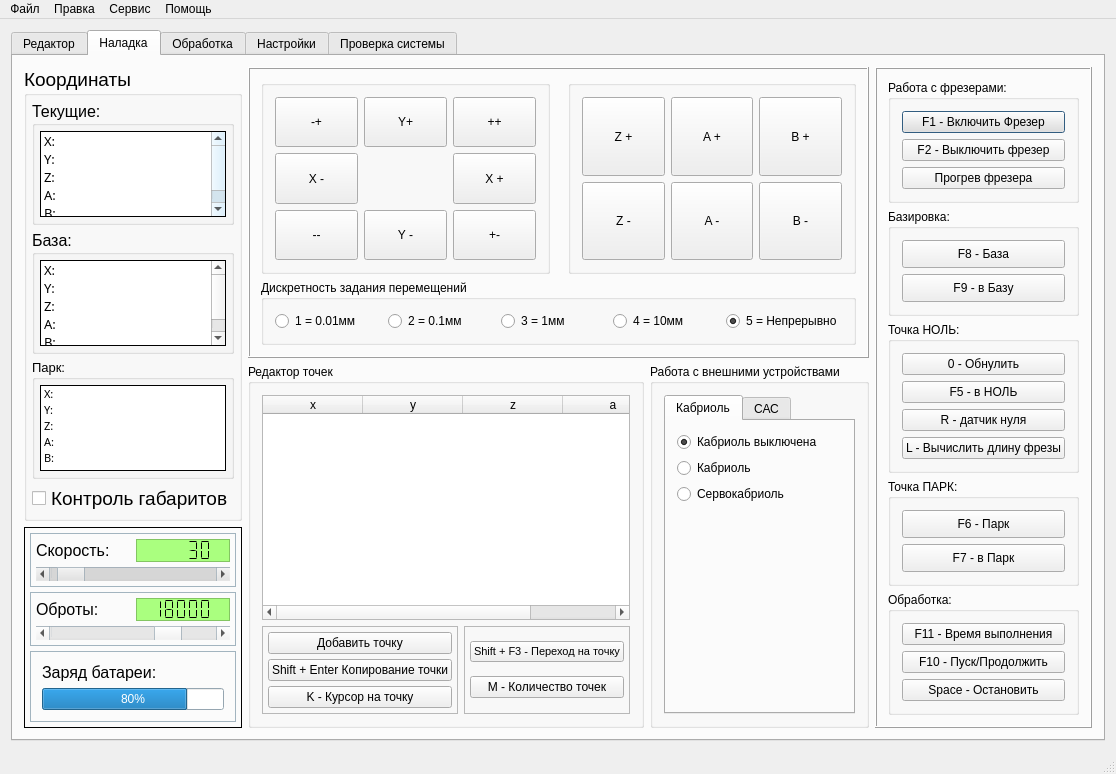
Above: KAMEditor/mainwindow.ui from Xtail96/SML before the change. Below: the same form after it.
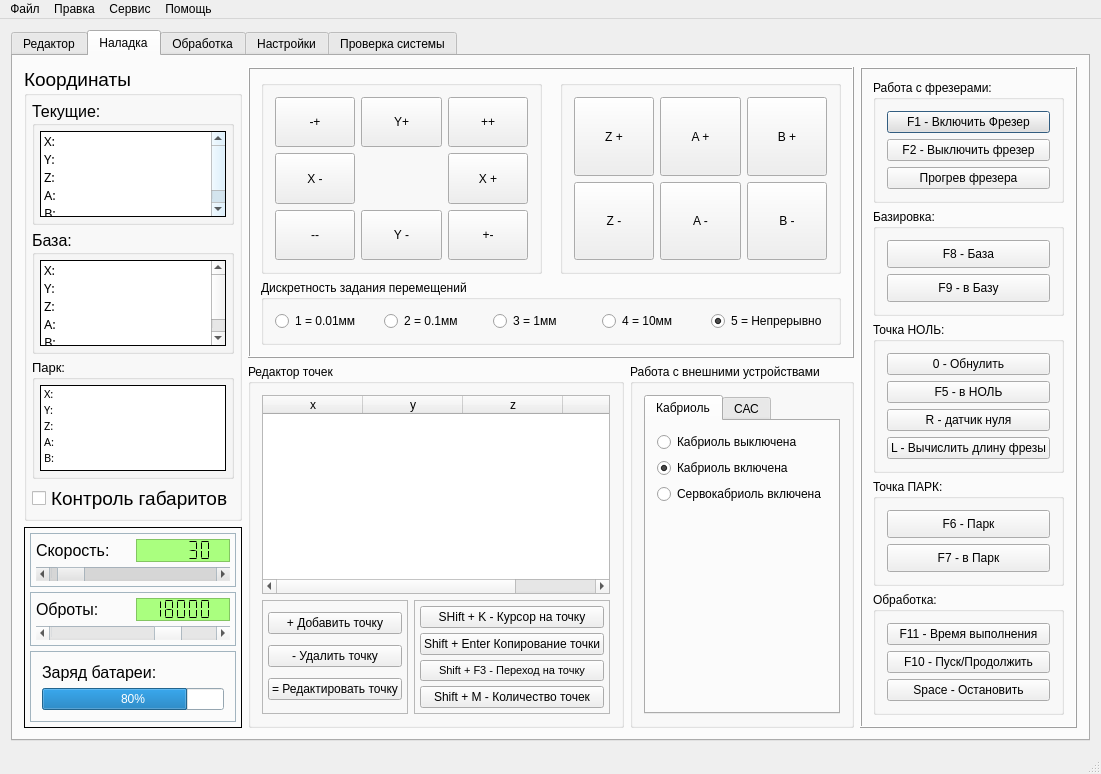
That is the form after the change. The open tabs and pages were chosen to show the change.

```diff
--- a/KAMEditor/mainwindow.ui
+++ b/KAMEditor/mainwindow.ui
@@ -343,21 +343,24 @@
                   <string>Кабриоль выключена</string>
                  </property>
                  <property name="checked">
-                  <bool>true</bool>
+                  <bool>false</bool>
                  </property>
                 </widget>
                </item>
                <item row="2" column="0" colspan="2">
                 <widget class="QRadioButton" name="kabriol_servo_radio_button">
                  <property name="text">
-                  <string>Сервокабриоль</string>
+                  <string>Сервокабриоль включена</string>
                  </property>
                 </widget>
                </item>
                <item row="1" column="0" colspan="2">
                 <widget class="QRadioButton" name="kabriol_on_radio_button">
                  <property name="text">
-                  <string>Кабриоль</string>
+                  <string>Кабриоль включена</string>
+                 </property>
+                 <property name="checked">
+                  <bool>true</bool>
                  </property>
                 </widget>
                </item>
@@ -453,6 +456,38 @@
               <property name="bottomMargin">
                <number>5</number>
               </property>
+              <item>
+               <widget class="QPushButton" name="point_cursor_button">
+                <property name="sizePolicy">
+                 <sizepolicy hsizetype="Minimum" vsizetype="Fixed">
+                  <horstretch>0</horstretch>
+                  <verstretch>1</verstretch>
+                 </sizepolicy>
+                </property>
+                <property name="text">
+                 <string>SHift + K - Курсор на точку</string>
+                </property>
+                <property name="shortcut">
+                 <string>Shift+K</string>
+                </property>
+               </widget>
+              </item>
+              <item>
+               <widget class="QPushButton" name="point_copy_button">
+                <property name="sizePolicy">
+                 <sizepolicy hsizetype="Minimum" vsizetype="Fixed">
+                  <horstretch>0</horstretch>
+                  <verstretch>1</verstretch>
+                 </sizepolicy>
+                </property>
+                <property name="text">
+                 <string>Shift + Enter Копирование точки</string>
+                </property>
+                <property name="shortcut">
+                 <string>Shift+Return</string>
+                </property>
+               </widget>
+              </item>
               <item>
                <widget class="QPushButton" name="point_transition_button">
                 <property name="sizePolicy">
@@ -480,7 +515,10 @@
                  </sizepolicy>
                 </property>
                 <property name="text">
-                 <string>M - Количество точек</string>
+                 <string>Shift + M - Количество точек</string>
+                </property>
+                <property name="shortcut">
+                 <string>Shift+M</string>
                 </property>
                </widget>
               </item>
@@ -514,33 +552,24 @@
               <item>
                <widget class="QPushButton" name="point_add_button">
                 <property name="text">
-                 <string>Добавить точку</string>
+                 <string>+ Добавить точку</string>
                 </property>
                </widget>
               </item>
               <item>
-               <widget class="QPushButton" name="point_copy_button">
-                <property name="sizePolicy">
-                 <sizepolicy hsizetype="Minimum" vsizetype="Fixed">
-                  <horstretch>0</horstretch>
-                  <verstretch>1</verstretch>
-                 </sizepolicy>
-                </property>
+               <widget class="QPushButton" name="point_delete_button">
                 <property name="text">
-                 <string>Shift + Enter Копирование точки</string>
+                 <string>- Удалить точку</string>
                 </property>
                </widget>
               </item>
               <item>
-               <widget class="QPushButton" name="point_cursor_button">
-                <property name="sizePolicy">
-                 <sizepolicy hsizetype="Minimum" vsizetype="Fixed">
-                  <horstretch>0</horstretch>
-                  <verstretch>1</verstretch>
-                 </sizepolicy>
-                </property>
+               <widget class="QPushButton" name="point_edit_button">
                 <property name="text">
-                 <string>K - Курсор на точку</string>
+                 <string>= Редактировать точку</string>
+                </property>
+                <property name="shortcut">
+                 <string>=</string>
                 </property>
                </widget>
               </item>
@@ -1237,6 +1266,9 @@
                 <property name="autoRepeat">
                  <bool>true</bool>
                 </property>
+                <property name="default">
+                 <bool>false</bool>
+                </property>
                </widget>
               </item>
               <item row="2" column="1">
@@ -1253,6 +1285,9 @@
                 <property name="autoRepeat">
                  <bool>true</bool>
                 </property>
+                <property name="default">
+                 <bool>false</bool>
+                </property>
                </widget>
               </item>
               <item row="2" column="2">
@@ -1269,6 +1304,9 @@
                 <property name="autoRepeat">
                  <bool>true</bool>
                 </property>
+                <property name="default">
+                 <bool>false</bool>
+                </property>
                </widget>
               </item>
               <item row="2" column="0">
@@ -1285,6 +1323,9 @@
                 <property name="autoRepeat">
                  <bool>true</bool>
                 </property>
+                <property name="default">
+                 <bool>false</bool>
+                </property>
                </widget>
               </item>
               <item row="1" column="1">
@@ -1314,6 +1355,9 @@
                 <property name="autoRepeat">
                  <bool>true</bool>
                 </property>
+                <property name="default">
+                 <bool>false</bool>
+                </property>
                </widget>
               </item>
               <item row="1" column="2">
@@ -1351,6 +1395,9 @@
                 <property name="autoRepeatInterval">
                  <number>100</number>
                 </property>
+                <property name="default">
+                 <bool>false</bool>
+                </property>
                </widget>
               </item>
               <item row="0" column="1">
@@ -1367,6 +1414,9 @@
                 <property name="autoRepeat">
                  <bool>true</bool>
                 </property>
+                <property name="default">
+                 <bool>false</bool>
+                </property>
                </widget>
               </item>
               <item row="0" column="0">
@@ -1383,6 +1433,9 @@
                 <property name="autoRepeat">
                  <bool>true</bool>
                 </property>
+                <property name="default">
+                 <bool>false</bool>
+                </property>
                </widget>
               </item>
              </layout>
@@ -1414,6 +1467,15 @@
                 <property name="autoRepeat">
                  <bool>true</bool>
                 </property>
+                <property name="autoDefault">
+                 <bool>false</bool>
+                </property>
+                <property name="default">
+                 <bool>false</bool>
+                </property>
+                <property name="flat">
+                 <bool>false</bool>
+                </property>
                </widget>
               </item>
               <item row="1" column="1">
@@ -1430,6 +1492,9 @@
                 <property name="autoRepeat">
                  <bool>true</bool>
                 </property>
+                <property name="default">
+                 <bool>false</bool>
+                </property>
                </widget>
               </item>
               <item row="1" column="0">
@@ -1446,6 +1511,9 @@
                 <property name="autoRepeat">
                  <bool>true</bool>
                 </property>
+                <property name="default">
+                 <bool>false</bool>
+                </property>
                </widget>
               </item>
               <item row="0" column="0">
@@ -1462,6 +1530,9 @@
                 <property name="autoRepeat">
                  <bool>true</bool>
                 </property>
+                <property name="default">
+                 <bool>false</bool>
+                </property>
                </widget>
               </item>
               <item row="1" column="2">
@@ -1478,6 +1549,9 @@
                 <property name="autoRepeat">
                  <bool>true</bool>
                 </property>
+                <property name="default">
+                 <bool>false</bool>
+                </property>
                </widget>
               </item>
               <item row="0" column="2">
@@ -1494,6 +1568,9 @@
                 <property name="autoRepeat">
                  <bool>true</bool>
                 </property>
+                <property name="default">
+                 <bool>false</bool>
+                </property>
                </widget>
               </item>
              </layout>
```
Left out of the diff: 53 changed lines with no effect on the pictures.
